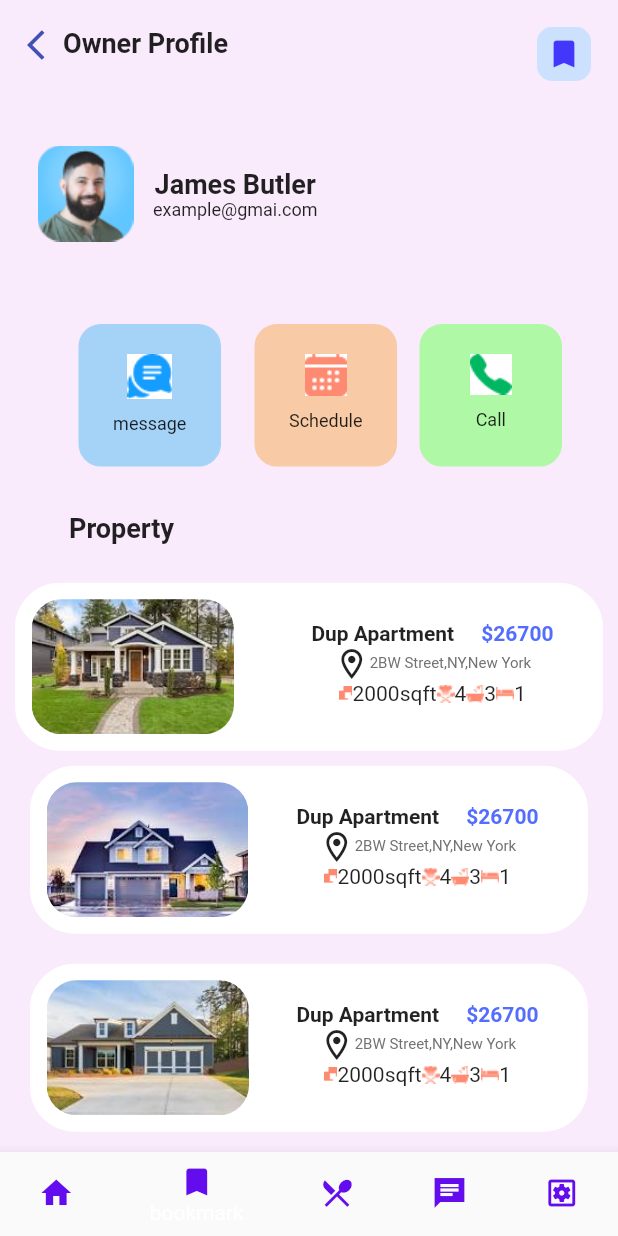
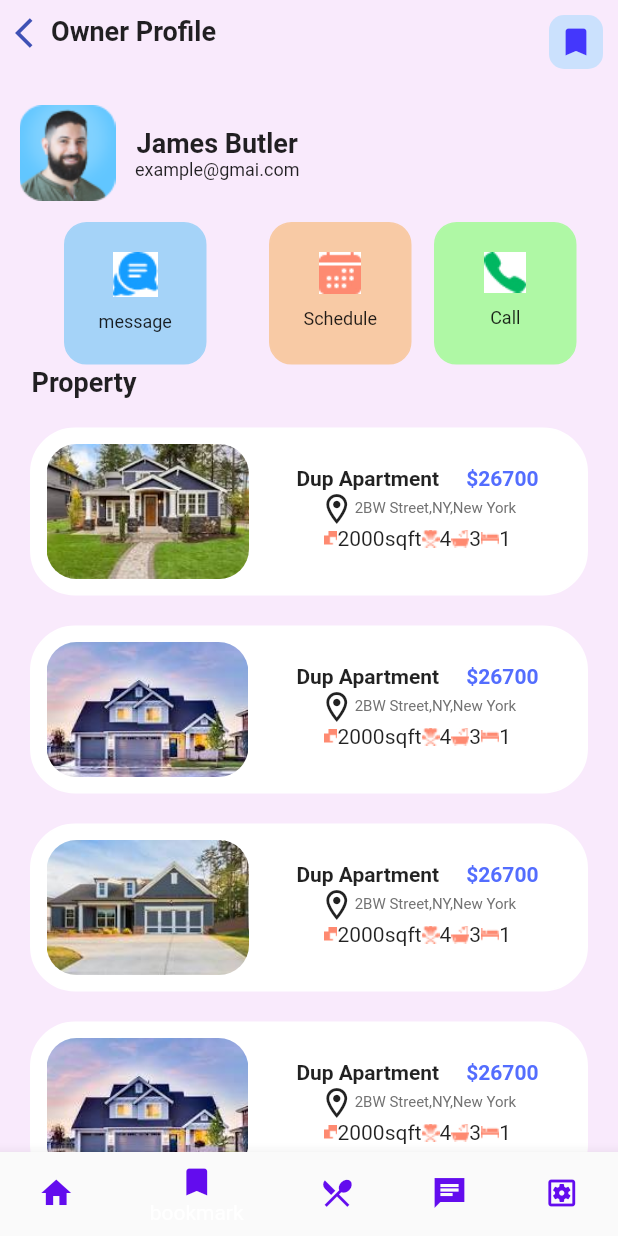
Before and after one commit to Kendra-ui/exercise1, a Flutter app: the screen it shows after launch, item 2 of the bottom bar chosen, on a phone screen of 412 x 824 dp. Run offline on Flutter 3.47's test engine with Material 2 defaults, Android fonts, the phone set to English and light mode, and no system bars.

Commit message:
my first commit

```diff
--- a/lib/bookmark.dart
+++ b/lib/bookmark.dart
@@ -17,7 +17,7 @@ class _BookmarkState extends State<Bookmark> {
       child: SingleChildScrollView(
           child: Column(
             children: [
-             Padding(padding: const EdgeInsets.all(18),
+             Padding(padding: const EdgeInsets.all(10),
             child:
                Row(
               mainAxisAlignment: MainAxisAlignment.spaceBetween,
@@ -50,7 +50,7 @@ class _BookmarkState extends State<Bookmark> {
             ),
             ),
 
-        Padding( padding: const EdgeInsets.all(12),
+        Padding( padding: const EdgeInsets.only(top:1),
               child: Container(
               child: Column(children: [
             Row(
@@ -76,7 +76,7 @@ class _BookmarkState extends State<Bookmark> {
             )
       ),
 
-      Padding(padding: const EdgeInsets.all(30),
+      Padding(padding: const EdgeInsets.all(1),
         child:
         Row(
          mainAxisAlignment: MainAxisAlignment.spaceEvenly,
@@ -93,7 +93,7 @@ class _BookmarkState extends State<Bookmark> {
               child:Padding(padding: EdgeInsets.all(19),
               child:  Column(children: [
                   Image.asset('assets/images/message.jpg'),
-                  Padding(padding: EdgeInsets.only(top:9.69),
+                  const Padding(padding: EdgeInsets.only(top:9.69),
                   child:
                   Text('message', style: TextStyle(fontSize: 12),),)
 
@@ -157,15 +157,18 @@ class _BookmarkState extends State<Bookmark> {
 
       ),
 
-      const Padding(padding: EdgeInsets.fromLTRB(24, 0.5, 274, 16),
+      const Padding(padding: EdgeInsets.only(right:300),
             child:
             Text('Property', textAlign: TextAlign.left, style: TextStyle(fontSize: 18,fontWeight: FontWeight.w700),),
             ),
 
-            Padding( padding: const EdgeInsets.all(10),
+            Padding( padding:  EdgeInsets.all(10),
               child:Column(
                 children: [
-                  Container(
+
+                Padding(padding: EdgeInsets.all(10),
+                child:
+                 Container(
               width: 400,
               decoration: BoxDecoration(
               border: Border.all(color: Colors.white),
@@ -212,8 +215,7 @@ class _BookmarkState extends State<Bookmark> {
 
 
               Row(
-                    mainAxisAlignment: MainAxisAlignment.spaceEvenly,
-                    crossAxisAlignment: CrossAxisAlignment.center,
+                    mainAxisAlignment: MainAxisAlignment.spaceBetween,
                     children: [
                      Image.asset('assets/images/sqt.jpg', height: 10, width: 9,),
                      Text('2000sqft'),
@@ -237,6 +239,8 @@ class _BookmarkState extends State<Bookmark> {
         ]),
 
           ),
+          ),
+
 
         Padding(padding: EdgeInsets.all(10),
         child:
```
